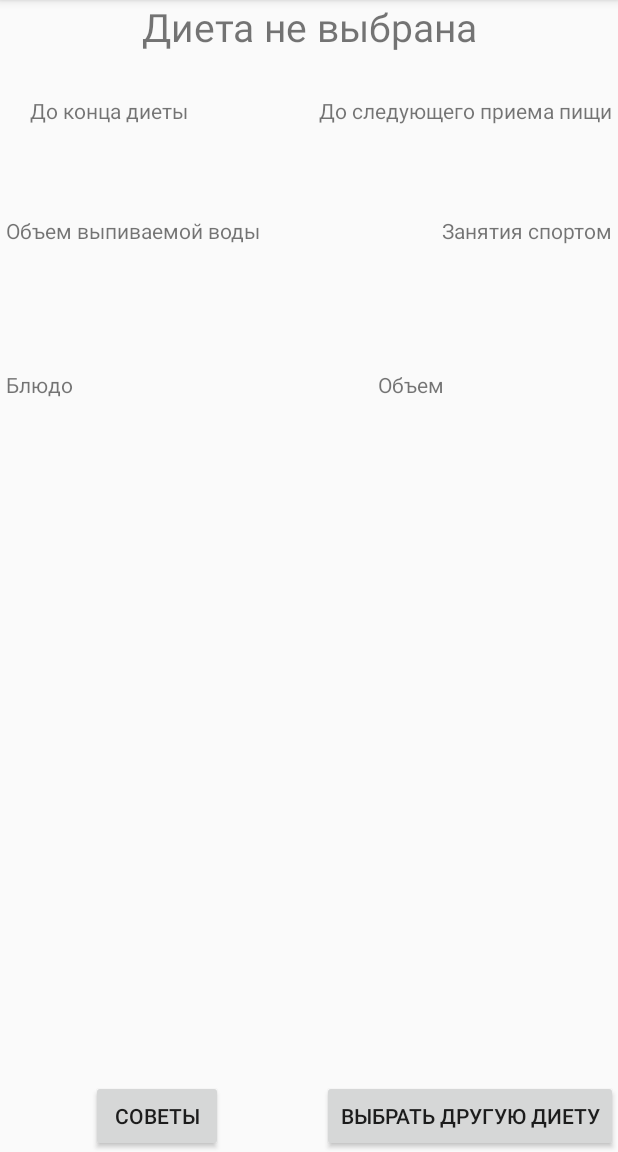
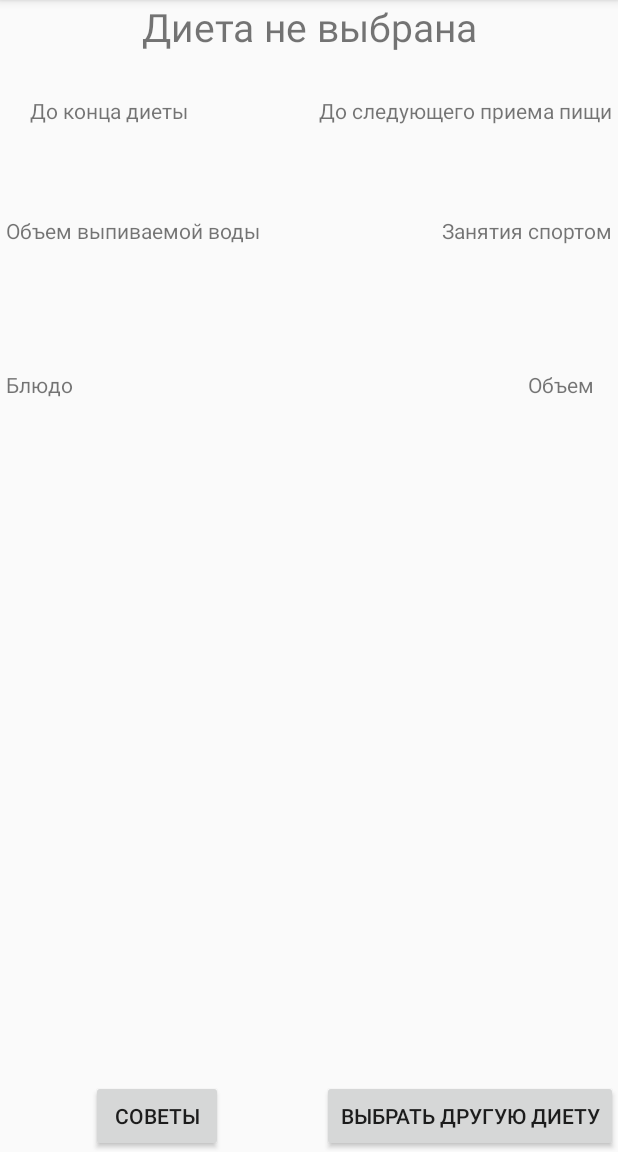
Before and after one commit to Andter95/DietApp, an Android app: the screen it shows after launch (MainActivity), on a phone screen of 412 x 824 dp, the part 84-1236 px from its top. Run offline under Robolectric (Android 15) with nearby library versions, the phone set to English and light mode, and no system bars.

Commit message:
Fixed bugs with end of diets and diet descriptions are filled

```diff
--- a/app/src/main/res/layout/activity_main.xml
+++ b/app/src/main/res/layout/activity_main.xml
@@ -121,7 +121,7 @@
         android:layout_width="wrap_content"
         android:layout_height="wrap_content"
         android:layout_marginTop="4dp"
-        android:layout_marginEnd="116dp"
+        android:layout_marginEnd="16dp"
         android:text="@string/vol"
         app:layout_constraintEnd_toEndOf="parent"
         app:layout_constraintTop_toBottomOf="@+id/textView10" />
@@ -137,16 +137,16 @@
 
     <TextView
         android:id="@+id/textView13"
-        android:layout_width="wrap_content"
-        android:layout_height="wrap_content"
+        android:layout_width="180dp"
+        android:layout_height="38dp"
         android:text="@string/prod1"
         app:layout_constraintStart_toStartOf="@+id/textView11"
         app:layout_constraintTop_toBottomOf="@+id/textView11" />
 
     <TextView
         android:id="@+id/textView16"
-        android:layout_width="wrap_content"
-        android:layout_height="wrap_content"
+        android:layout_width="180dp"
+        android:layout_height="38dp"
         android:layout_marginTop="1dp"
         android:text="@string/prod2"
         app:layout_constraintStart_toStartOf="@+id/textView13"
@@ -154,86 +154,102 @@
 
     <TextView
         android:id="@+id/textView17"
-        android:layout_width="wrap_content"
-        android:layout_height="wrap_content"
+        android:layout_width="180dp"
+        android:layout_height="38dp"
         android:text="@string/prod3"
         app:layout_constraintStart_toStartOf="@+id/textView16"
         app:layout_constraintTop_toBottomOf="@+id/textView16" />
 
     <TextView
         android:id="@+id/textView18"
-        android:layout_width="wrap_content"
-        android:layout_height="wrap_content"
+        android:layout_width="180dp"
+        android:layout_height="38dp"
         android:text="@string/prod4"
         app:layout_constraintStart_toStartOf="@+id/textView17"
         app:layout_constraintTop_toBottomOf="@+id/textView17" />
 
     <TextView
         android:id="@+id/textView19"
-        android:layout_width="wrap_content"
-        android:layout_height="wrap_content"
+        android:layout_width="180dp"
+        android:layout_height="38dp"
         android:text="@string/prod5"
         app:layout_constraintStart_toStartOf="@+id/textView18"
         app:layout_constraintTop_toBottomOf="@+id/textView18" />
 
     <TextView
         android:id="@+id/textView20"
-        android:layout_width="wrap_content"
-        android:layout_height="wrap_content"
+        android:layout_width="180dp"
+        android:layout_height="38dp"
         android:text="@string/prod6"
         app:layout_constraintStart_toStartOf="@+id/textView19"
         app:layout_constraintTop_toBottomOf="@+id/textView19" />
 
     <TextView
         android:id="@+id/textView21"
-        android:layout_width="wrap_content"
-        android:layout_height="wrap_content"
+        android:layout_width="180dp"
+        android:layout_height="38dp"
         android:layout_marginTop="1dp"
-        android:layout_marginEnd="136dp"
+        android:layout_marginEnd="20dp"
+        android:gravity="right"
         android:text="@string/vol1"
         app:layout_constraintEnd_toEndOf="parent"
-        app:layout_constraintTop_toBottomOf="@+id/textView12" />
+        app:layout_constraintTop_toBottomOf="@+id/textView12"
+        tools:ignore="RtlHardcoded" />
 
     <TextView
         android:id="@+id/textView22"
-        android:layout_width="wrap_content"
-        android:layout_height="wrap_content"
+        android:layout_width="180dp"
+        android:layout_height="38dp"
+        android:layout_marginStart="4dp"
         android:layout_marginTop="1dp"
+        android:gravity="right"
         android:text="@string/vol2"
         app:layout_constraintStart_toStartOf="@+id/textView21"
-        app:layout_constraintTop_toBottomOf="@+id/textView21" />
+        app:layout_constraintTop_toBottomOf="@+id/textView21"
+        tools:ignore="RtlHardcoded" />
 
     <TextView
         android:id="@+id/textView24"
-        android:layout_width="wrap_content"
-        android:layout_height="wrap_content"
+        android:layout_width="180dp"
+        android:layout_height="38dp"
+        android:gravity="right"
         android:text="@string/vol3"
         app:layout_constraintStart_toStartOf="@+id/textView22"
-        app:layout_constraintTop_toBottomOf="@+id/textView22" />
+        app:layout_constraintTop_toBottomOf="@+id/textView22"
+        tools:ignore="RtlHardcoded" />
 
     <TextView
         android:id="@+id/textView25"
-        android:layout_width="wrap_content"
-        android:layout_height="wrap_content"
+
+        android:layout_width="180dp"
+        android:layout_height="38dp"
+        android:gravity="right"
         android:text="@string/vol4"
         app:layout_constraintStart_toStartOf="@+id/textView24"
-        app:layout_constraintTop_toBottomOf="@+id/textView24" />
+        app:layout_constraintTop_toBottomOf="@+id/textView24"
+        tools:ignore="RtlHardcoded" />
 
     <TextView
         android:id="@+id/textView26"
-        android:layout_width="wrap_content"
-        android:layout_height="wrap_content"
+
+        android:layout_width="180dp"
+        android:layout_height="38dp"
+        android:gravity="right"
         android:text="@string/vol5"
         app:layout_constraintStart_toStartOf="@+id/textView25"
-        app:layout_constraintTop_toBottomOf="@+id/textView25" />
+        app:layout_constraintTop_toBottomOf="@+id/textView25"
+        tools:ignore="RtlHardcoded" />
 
     <TextView
         android:id="@+id/textView27"
-        android:layout_width="wrap_content"
-        android:layout_height="wrap_content"
+
+        android:layout_width="180dp"
+        android:layout_height="38dp"
+        android:gravity="right"
         android:text="@string/vol6"
         app:layout_constraintStart_toStartOf="@+id/textView26"
-        app:layout_constraintTop_toBottomOf="@+id/textView26" />
+        app:layout_constraintTop_toBottomOf="@+id/textView26"
+        tools:ignore="RtlHardcoded" />
 
     <Button
         android:id="@+id/button2"
@@ -255,7 +271,9 @@
         android:text="@string/advice"
         app:layout_constraintBottom_toTopOf="@+id/button"
         app:layout_constraintEnd_toEndOf="parent"
+        app:layout_constraintHorizontal_bias="0.505"
         app:layout_constraintStart_toStartOf="parent"
-        app:layout_constraintTop_toBottomOf="@+id/textView20" />
+        app:layout_constraintTop_toBottomOf="@+id/textView20"
+        app:layout_constraintVertical_bias="1.0" />
 
 </androidx.constraintlayout.widget.ConstraintLayout>
```
